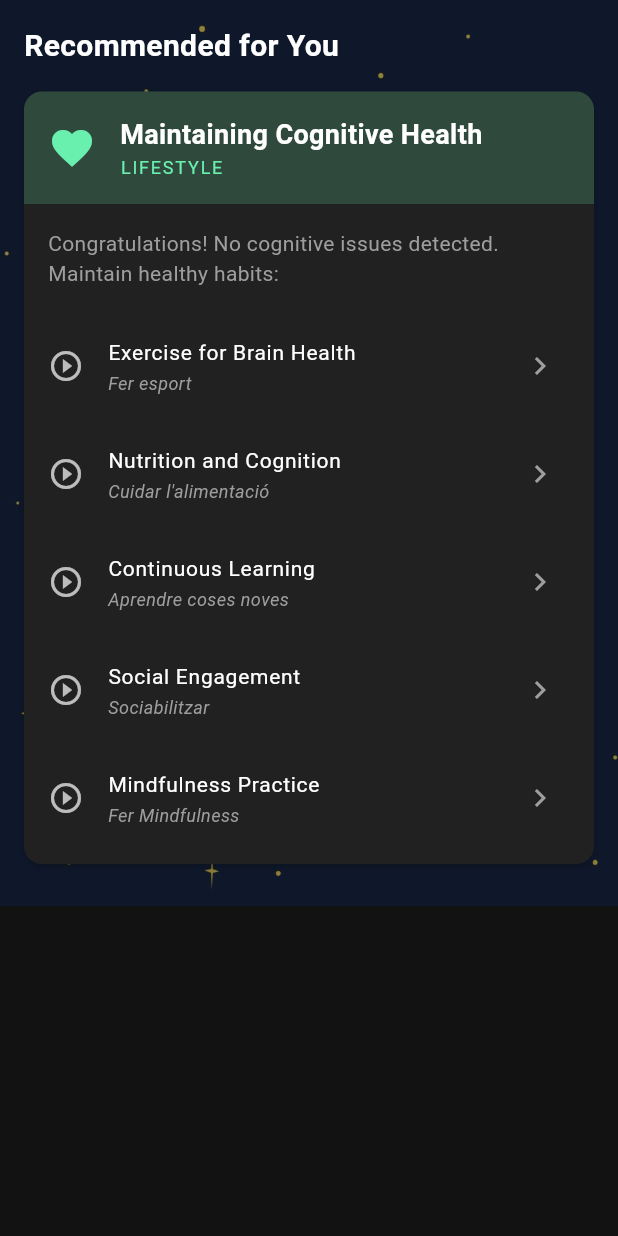
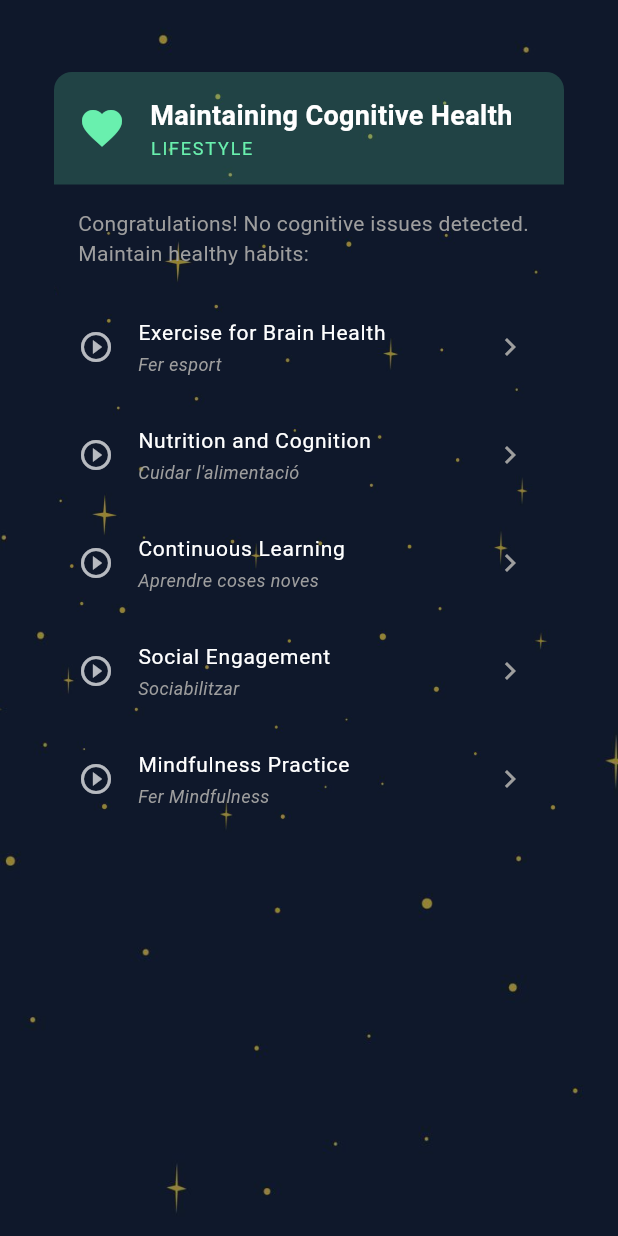
Before and after one commit to Cleon-asu/world_app, a Flutter app: the LearningPathScreen screen opened directly, on a phone screen of 412 x 824 dp. Run offline on Flutter 3.47's test engine with Material 3 defaults, Android fonts, the phone set to English and light mode, and no system bars; our stand-ins replace hive_flutter, permission_handler, speech_to_text, youtube_player_flutter; missing offline and left inert: flutter_3d_controller; accounts and stored records are empty; statements that could not run were skipped.

Commit message:
UI fixes

```diff
--- a/lib/screens/assessments/attention_assessment_screen.dart
+++ b/lib/screens/assessments/attention_assessment_screen.dart
@@ -281,6 +281,7 @@ class _AttentionAssessmentScreenState extends State<AttentionAssessmentScreen>
   Widget build(BuildContext context) {
     return Scaffold(
       body: Container(
+        padding: const EdgeInsets.all(20.0),
         width: MediaQuery.of(context).size.width,
         height: MediaQuery.of(context).size.height,
         decoration: BoxDecoration(
--- a/lib/screens/assessments/fluency_assessment_screen.dart
+++ b/lib/screens/assessments/fluency_assessment_screen.dart
@@ -289,6 +289,7 @@ class _FluencyAssessmentScreenState extends State<FluencyAssessmentScreen> {
   Widget build(BuildContext context) {
     return Scaffold(
       body: Container(
+        padding: const EdgeInsets.all(20.0),
         decoration: BoxDecoration(
           image: DecorationImage(
             image: AssetImage('assets/images/cosmic_background.jpg'),
@@ -301,7 +302,6 @@ class _FluencyAssessmentScreenState extends State<FluencyAssessmentScreen> {
             ),
           ),
         ),
-        padding: const EdgeInsets.all(24.0),
         child: Column(
           children: [
             _buildHeaderHelper(),
--- a/lib/screens/assessments/processing_speed_screen.dart
+++ b/lib/screens/assessments/processing_speed_screen.dart
@@ -152,6 +152,7 @@ class _ProcessingSpeedScreenState extends State<ProcessingSpeedScreen> {
   Widget build(BuildContext context) {
     return Scaffold(
       body: Container(
+        padding: EdgeInsets.symmetric(horizontal: 10.0, vertical: 40.0),
         decoration: BoxDecoration(
           image: DecorationImage(
             image: AssetImage('assets/images/cosmic_background.jpg'),
--- a/lib/screens/assessments/working_memory_assessment_screen.dart
+++ b/lib/screens/assessments/working_memory_assessment_screen.dart
@@ -271,6 +271,7 @@ class _WorkingMemoryAssessmentScreenState
   Widget build(BuildContext context) {
     return Scaffold(
       body: Container(
+        padding: EdgeInsets.all(20.0),
         decoration: BoxDecoration(
           image: DecorationImage(
             image: AssetImage('assets/images/cosmic_background.jpg'),
@@ -283,7 +284,6 @@ class _WorkingMemoryAssessmentScreenState
             ),
           ),
         ),
-        padding: const EdgeInsets.all(24.0),
         child: _isAssessmentActive ? _buildActiveView() : _buildIntroView(),
       ),
     );
--- a/lib/screens/ema_screen.dart
+++ b/lib/screens/ema_screen.dart
@@ -81,6 +81,7 @@ class _EMAScreenState extends State<EMAScreen> {
           return Scaffold(
             body: SizedBox.expand(
               child: Container(
+                padding: EdgeInsets.all(20.0),
                 decoration: BoxDecoration(
                   image: DecorationImage(
                     image: AssetImage('assets/images/cosmic_background.jpg'),
@@ -180,7 +181,7 @@ class _EMAScreenState extends State<EMAScreen> {
     final currentQuestion = provider.emaQuestions[_currentIndex];
 
     return Padding(
-      padding: const EdgeInsets.symmetric(horizontal: 16, vertical: 8),
+      padding: const EdgeInsets.symmetric(horizontal: 16, vertical: 40),
       child: Column(
         children: [
           Row(
--- a/lib/screens/learning_path_screen.dart
+++ b/lib/screens/learning_path_screen.dart
@@ -267,30 +267,30 @@ class LearningPathScreen extends StatelessWidget {
         final assignedPaths = _generateRecommendations(provider);
 
         return Scaffold(
-          body: Container(
+          body: SizedBox.expand(
+            child: Container(
               decoration: BoxDecoration(
                 image: DecorationImage(
                   image: AssetImage('assets/images/cosmic_background.jpg'),
                   fit: BoxFit.cover,
                   colorFilter: ColorFilter.mode(
-                  Colors.black.withValues(
-                    alpha: 0.4,
-                  ), // Adjust opacity (0.0 to 1.0)
+                    Colors.black.withValues(alpha: 0.4),
                     BlendMode.darken,
                   ),
                 ),
               ),
+              child: Padding(
+                padding: const EdgeInsets.symmetric(horizontal: 20.0, vertical: 40.0),
                 child: SingleChildScrollView(
                   child: Column(
                     crossAxisAlignment: CrossAxisAlignment.start,
                     children: [
-                  _buildSectionHeader('Recommended for You'),
                       if (assignedPaths.isEmpty)
                         const Padding(
                           padding: EdgeInsets.symmetric(horizontal: 16),
                           child: Text(
                             'Complete assessments to get personalized recommendations.',
-                        style: TextStyle(color: Colors.grey),
+                            style: TextStyle(color: Colors.white70),
                           ),
                         )
                       else
@@ -300,6 +300,8 @@ class LearningPathScreen extends StatelessWidget {
 
                       const SizedBox(height: 20),
                     ],
+                  ),
+                ),
               ),
             ),
           ),
@@ -357,25 +359,18 @@ class LearningPathScreen extends StatelessWidget {
     return assignedPaths;
   }
 
-  Widget _buildSectionHeader(String title) {
-    return Padding(
-      padding: const EdgeInsets.fromLTRB(16, 16, 16, 8),
-      child: Text(
-        title,
-        style: const TextStyle(fontSize: 20, fontWeight: FontWeight.bold),
-      ),
-    );
-  }
-
   Widget _buildPathCard(BuildContext context, TreatmentPath path) {
     return Container(
       margin: const EdgeInsets.symmetric(horizontal: 16, vertical: 8),
       decoration: BoxDecoration(
-        color: Colors.grey[900],
-        borderRadius: BorderRadius.circular(12),
-        boxShadow: const [
-          BoxShadow(color: Colors.black26, blurRadius: 4, offset: Offset(0, 2)),
-        ],
+        image: DecorationImage(
+          image: AssetImage('assets/images/cosmic_background.jpg'),
+          fit: BoxFit.cover,
+          colorFilter: ColorFilter.mode(
+            Colors.black.withValues(alpha: 0.4),
+            BlendMode.darken,
+          ),
+        ),
       ),
       child: Column(
         children: [
--- a/lib/screens/objective_assessment_screen.dart
+++ b/lib/screens/objective_assessment_screen.dart
@@ -16,6 +16,7 @@ class ObjectiveAssessmentScreen extends StatelessWidget {
       builder: (context, provider, child) {
         return Scaffold(
           body: Container(
+            padding: EdgeInsets.all(20.0),
             decoration: BoxDecoration(
               image: DecorationImage(
                 image: AssetImage('assets/images/cosmic_background.jpg'),
--- a/lib/screens/shop.dart
+++ b/lib/screens/shop.dart
@@ -172,8 +172,8 @@ class _ShopPageState extends State<ShopPage> {
                   ),
                   child: Center(
                     child: SizedBox(
-                      width: 60.0,
-                      height: 60.0,
+                      width: 100.0,
+                      height: 100.0,
                       child: Image.asset(
                         _getItemImagePath(index),
                         fit: BoxFit.contain,
--- a/lib/screens/treatment_player_screen.dart
+++ b/lib/screens/treatment_player_screen.dart
@@ -63,7 +63,8 @@ class _TreatmentPlayerScreenState extends State<TreatmentPlayerScreen> {
           appBar: AppBar(
             title: Text(widget.video.title),
           ),
-          body: Column(
+          body: Padding(padding: const EdgeInsets.all(20.0),
+          child: Column(
             crossAxisAlignment: CrossAxisAlignment.start,
             children: [
               player,
@@ -90,7 +91,7 @@ class _TreatmentPlayerScreenState extends State<TreatmentPlayerScreen> {
                 ),
               ),
             ],
-          ),
+          ),)
         );
       },
     );
```
Lines whose indentation alone changed are shown as unchanged.
